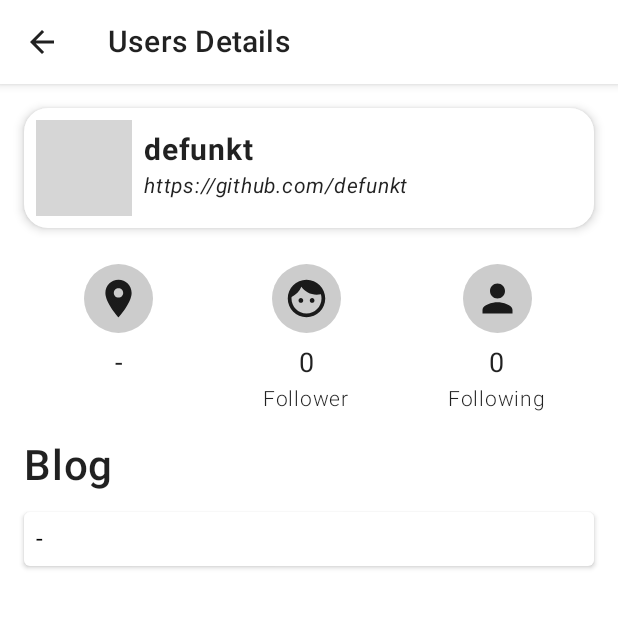
After one commit to trexnguyen28/github-user-management, an Android app built with Jetpack Compose: the composable DetailScreen called with sample values from the repository, on a phone screen of 412 x 824 dp, the top half of it. The commit adds this screen. Run offline under Robolectric (Android 15) with nearby library versions, the phone set to English and light mode, and no system bars; our stand-ins replace Voyager; libraries missing offline, so code that uses them is left out: co.touchlab.kermit; pictures from the network do not load; grey boxes are pictures that could not be loaded.

Commit message:
Add Detail Screen and Detail Model

```diff
--- a/composeApp/src/androidMain/kotlin/vn/trex/user/manager/di/ViewModelModule.android.kt
+++ b/composeApp/src/androidMain/kotlin/vn/trex/user/manager/di/ViewModelModule.android.kt
@@ -3,7 +3,9 @@ package vn.trex.user.manager.di
 import org.koin.androidx.viewmodel.dsl.viewModelOf
 import org.koin.dsl.module
 import vn.trex.user.manager.ui.main.MainViewModel
+import vn.trex.user.manager.ui.detail.DetailViewModel
 
 actual val viewmodelModule = module {
   viewModelOf(::MainViewModel)
+  viewModelOf(::DetailViewModel)
 }
--- a/composeApp/src/commonMain/kotlin/vn/trex/user/manager/client/GithubClient.kt
+++ b/composeApp/src/commonMain/kotlin/vn/trex/user/manager/client/GithubClient.kt
@@ -11,6 +11,7 @@ import io.ktor.client.request.get
 import io.ktor.client.statement.HttpResponse
 import io.ktor.http.ContentType
 import io.ktor.http.contentType
+import io.ktor.http.path
 import io.ktor.serialization.kotlinx.json.json
 import kotlinx.serialization.json.Json
 import vn.trex.user.manager.data.model.User
@@ -54,4 +55,12 @@ class GithubClient {
       }
     }
   }
+
+  suspend fun getUserDetail(id: String): User {
+    return handleErrors {
+      client.get {
+        url { path(NetworkConstants.UserApi.byId(id)) }
+      }
+    }
+  }
 }
--- a/composeApp/src/commonMain/kotlin/vn/trex/user/manager/data/UserCachingStore.kt
+++ b/composeApp/src/commonMain/kotlin/vn/trex/user/manager/data/UserCachingStore.kt
@@ -25,9 +25,6 @@ class UserCachingStore(
     val prefKey = generatePrefKey(prefix = USERS_PREFIX, key = key)
     val data = Json.encodeToString(users)
 
-    Logger.d(messageString = "Save2 $key $data", tag = "Debug DataStore")
-
-
     dataStore.edit { preferences -> preferences[prefKey] = data }
   }
 
--- a/composeApp/src/commonMain/kotlin/vn/trex/user/manager/data/model/User.kt
+++ b/composeApp/src/commonMain/kotlin/vn/trex/user/manager/data/model/User.kt
@@ -9,8 +9,8 @@ data class User(
   @SerialName("avatar_url") var avatarUrl: String,
   @SerialName("login") var userName: String,
   @SerialName("html_url") var htmlUrl: String,
-  @SerialName("location") var location: String? = null,
-  @SerialName("followers") var followers: Int? = null,
-  @SerialName("following") var following: Int? = null,
-  @SerialName("blog") var blog: String? = null,
+  @SerialName("location") var location: String? = "-",
+  @SerialName("followers") var followers: Int? = 0,
+  @SerialName("following") var following: Int? = 0,
+  @SerialName("blog") var blog: String = "-",
 )
--- a/composeApp/src/commonMain/kotlin/vn/trex/user/manager/data/repository/UserRepository.kt
+++ b/composeApp/src/commonMain/kotlin/vn/trex/user/manager/data/repository/UserRepository.kt
@@ -21,8 +21,6 @@ class UserRepository(
       var response = userCachingStore.getUsers(key)
       val isMissCache = response == null
 
-      Logger.d(messageString = "Get1 $key $response", tag = "Debug DataStore")
-
       if (isMissCache) {
         response = githubClient.getUsers(offset, limit)
       }
@@ -44,4 +42,24 @@ class UserRepository(
       Result.failure(e)
     }
   }
+
+  suspend fun getUserDetail(id: String): Result<User?> {
+    return try {
+      var response = userCachingStore.getUser(id)
+      val isMissCache = response == null
+
+      if (isMissCache) {
+        response = githubClient.getUserDetail(id)
+      }
+
+      if (response != null && isMissCache) {
+        userCachingStore.saveUser(id, response)
+      }
+
+      Result.success(response)
+    } catch (e: Exception) {
+      e.printStackTrace()
+      Result.failure(e)
+    }
+  }
 }
--- /dev/null
+++ b/composeApp/src/commonMain/kotlin/vn/trex/user/manager/ui/components/PreviewInfoItem.kt
@@ -0,0 +1,50 @@
+package vn.trex.user.manager.ui.components
+
+import androidx.compose.foundation.background
+import androidx.compose.foundation.layout.Column
+import androidx.compose.foundation.layout.padding
+import androidx.compose.foundation.layout.size
+import androidx.compose.foundation.shape.CircleShape
+import androidx.compose.material.Icon
+import androidx.compose.material.Text
+import androidx.compose.runtime.Composable
+import androidx.compose.ui.Alignment
+import androidx.compose.ui.Modifier
+import androidx.compose.ui.draw.clip
+import androidx.compose.ui.graphics.Color
+import androidx.compose.ui.graphics.vector.ImageVector
+import androidx.compose.ui.text.font.FontWeight
+import androidx.compose.ui.unit.dp
+import androidx.compose.ui.unit.sp
+
+@Composable
+fun PreviewInfoItem(
+  iconVector: ImageVector,
+  description: String? = null,
+  subDescription: String? = null
+) {
+  Column(horizontalAlignment = Alignment.CenterHorizontally) {
+    Icon(
+      imageVector = iconVector,
+      contentDescription = null,
+      modifier = Modifier
+        .padding(8.dp)
+        .size(46.dp)
+        .clip(CircleShape)
+        .background(Color.LightGray)
+        .padding(8.dp)
+    )
+    Text(
+      text = description ?: "-",
+      fontSize = 18.sp,
+      fontWeight = FontWeight.Normal,
+    )
+    subDescription?.let {
+      Text(
+        text = subDescription,
+        fontSize = 14.sp,
+        fontWeight = FontWeight.Light,
+      )
+    }
+  }
+}
--- /dev/null
+++ b/composeApp/src/commonMain/kotlin/vn/trex/user/manager/ui/detail/DetailScreen.kt
@@ -0,0 +1,115 @@
+package vn.trex.user.manager.ui.detail
+
+import androidx.compose.foundation.layout.Arrangement
+import androidx.compose.foundation.layout.Column
+import androidx.compose.foundation.layout.PaddingValues
+import androidx.compose.foundation.layout.Row
+import androidx.compose.foundation.layout.fillMaxWidth
+import androidx.compose.foundation.layout.padding
+import androidx.compose.material.Button
+import androidx.compose.material.ButtonDefaults
+import androidx.compose.material.Icon
+import androidx.compose.material.IconButton
+import androidx.compose.material.MaterialTheme
+import androidx.compose.material.Scaffold
+import androidx.compose.material.Text
+import androidx.compose.material.TopAppBar
+import androidx.compose.material.icons.Icons
+import androidx.compose.material.icons.automirrored.filled.ArrowBack
+import androidx.compose.material.icons.filled.Face
+import androidx.compose.material.icons.filled.LocationOn
+import androidx.compose.material.icons.filled.Person
+import androidx.compose.runtime.Composable
+import androidx.compose.runtime.collectAsState
+import androidx.compose.runtime.getValue
+import androidx.compose.ui.Modifier
+import androidx.compose.ui.graphics.Color
+import androidx.compose.ui.platform.LocalUriHandler
+import androidx.compose.ui.text.font.FontWeight
+import androidx.compose.ui.unit.dp
+import androidx.compose.ui.unit.sp
+import cafe.adriel.voyager.core.screen.Screen
+import cafe.adriel.voyager.navigator.LocalNavigator
+import cafe.adriel.voyager.navigator.currentOrThrow
+import org.koin.core.component.KoinComponent
+import org.koin.core.parameter.parametersOf
+import vn.trex.user.manager.data.model.User
+import vn.trex.user.manager.di.koinViewModel
+import vn.trex.user.manager.ui.components.PreviewInfoItem
+import vn.trex.user.manager.ui.components.UserItem
+
+class DetailScreen(val user: User) : Screen, KoinComponent {
+  @Composable
+  override fun Content() {
+    MaterialTheme {
+      val navigator = LocalNavigator.currentOrThrow
+      val uriHandler = LocalUriHandler.current
+      val detailViewModel =
+        koinViewModel<DetailViewModel>(key = user.userName) { parametersOf(user) }
+      val item by detailViewModel.item.collectAsState()
+
+      Scaffold(
+        topBar = {
+          TopAppBar(
+            title = { Text(text = "Users Details") },
+            backgroundColor = Color.White,
+            navigationIcon = {
+              IconButton(onClick = { navigator.pop() }) {
+                Icon(
+                  imageVector = Icons.AutoMirrored.Filled.ArrowBack,
+                  contentDescription = null,
+                )
+              }
+            }
+          )
+        }
+      ) {
+        Column(modifier = Modifier.padding(all = 8.dp)) {
+          UserItem(onClick = {}, user = item)
+          Row(
+            horizontalArrangement = Arrangement.SpaceAround,
+            modifier = Modifier.fillMaxWidth()
+              .padding(8.dp)
+          ) {
+            PreviewInfoItem(
+              iconVector = Icons.Default.LocationOn,
+              description = item.location
+            )
+            PreviewInfoItem(
+              iconVector = Icons.Default.Face,
+              description = item.followers.toString(),
+              subDescription = "Follower"
+            )
+            PreviewInfoItem(
+              iconVector = Icons.Default.Person,
+              description = item.following.toString(),
+              subDescription = "Following"
+            )
+          }
+
+          item.blog.let {
+            Text(
+              text = "Blog",
+              fontSize = 28.sp,
+              fontWeight = FontWeight.SemiBold,
+              modifier = Modifier.padding(8.dp).fillMaxWidth()
+            )
+            Button(
+              onClick = { uriHandler.openUri(item.blog) },
+              contentPadding = PaddingValues(0.dp),
+              colors = ButtonDefaults.buttonColors(backgroundColor = Color.White),
+              modifier = Modifier.padding(horizontal = 8.dp)
+            ) {
+              Text(
+                text = item.blog,
+                fontSize = 16.sp,
+                fontWeight = FontWeight.Normal,
+                modifier = Modifier.padding(horizontal = 8.dp).fillMaxWidth()
+              )
+            }
+          }
+        }
+      }
+    }
+  }
+}
--- /dev/null
+++ b/composeApp/src/commonMain/kotlin/vn/trex/user/manager/ui/detail/DetailViewModel.kt
@@ -0,0 +1,38 @@
+package vn.trex.user.manager.ui.detail
+
+import androidx.lifecycle.ViewModel
+import androidx.lifecycle.viewModelScope
+import kotlinx.coroutines.Dispatchers
+import kotlinx.coroutines.IO
+import kotlinx.coroutines.flow.MutableStateFlow
+import kotlinx.coroutines.flow.asStateFlow
+import kotlinx.coroutines.launch
+import vn.trex.user.manager.data.model.User
+import vn.trex.user.manager.data.repository.UserRepository
+
+class DetailViewModel(
+  private val userRepository: UserRepository,
+  private val user: User
+) : ViewModel() {
+  private var _item = MutableStateFlow(user)
+
+  //
+  val item = _item.asStateFlow()
+
+  init {
+    getUserDetail()
+  }
+
+  private fun getUserDetail() {
+    //
+    viewModelScope.launch(Dispatchers.IO) {
+      userRepository.getUserDetail(user.userName)
+        .onSuccess { data ->
+          if (data != null) {
+            _item.value = data
+          }
+        }
+        .onFailure {}
+    }
+  }
+}
```
Also changed, not shown: composeApp/src/commonMain/kotlin/vn/trex/user/manager/di/koinViewModel.kt (+7 -3 lines), composeApp/src/commonMain/kotlin/vn/trex/user/manager/ui/components/ScreenState.kt (deleted, +0 -42 lines), composeApp/src/commonMain/kotlin/vn/trex/user/manager/ui/main/MainScreen.kt (+11 -3 lines), composeApp/src/commonMain/kotlin/vn/trex/user/manager/utils/Contants.kt (+2 -10 lines), 1 other file.
